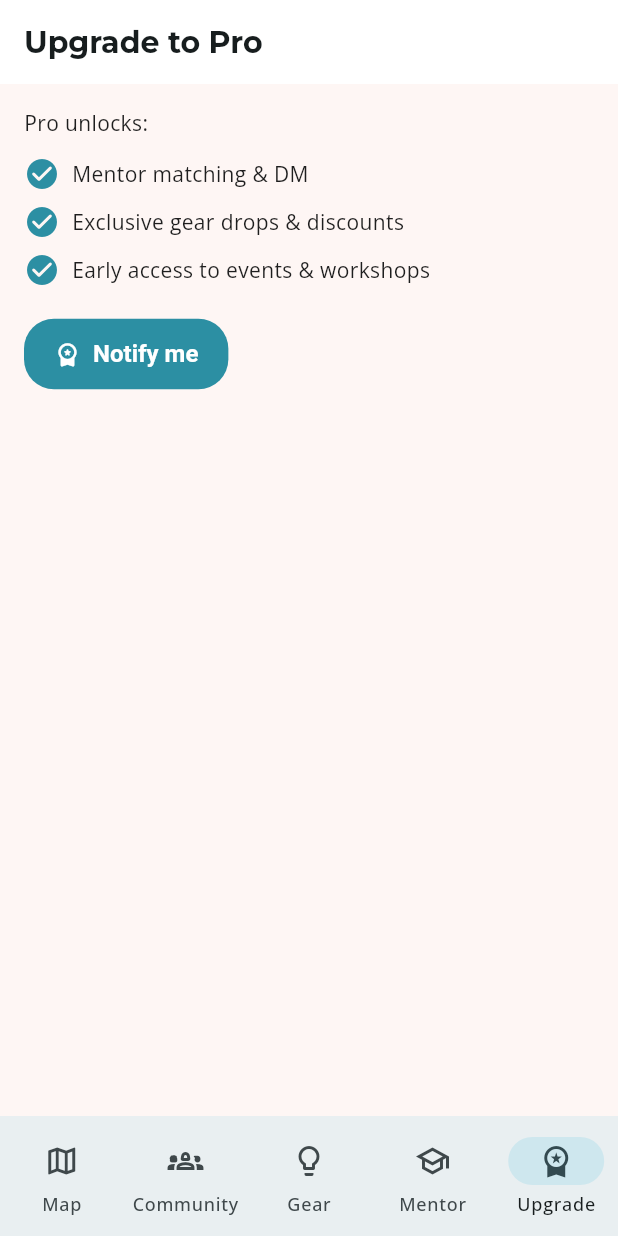
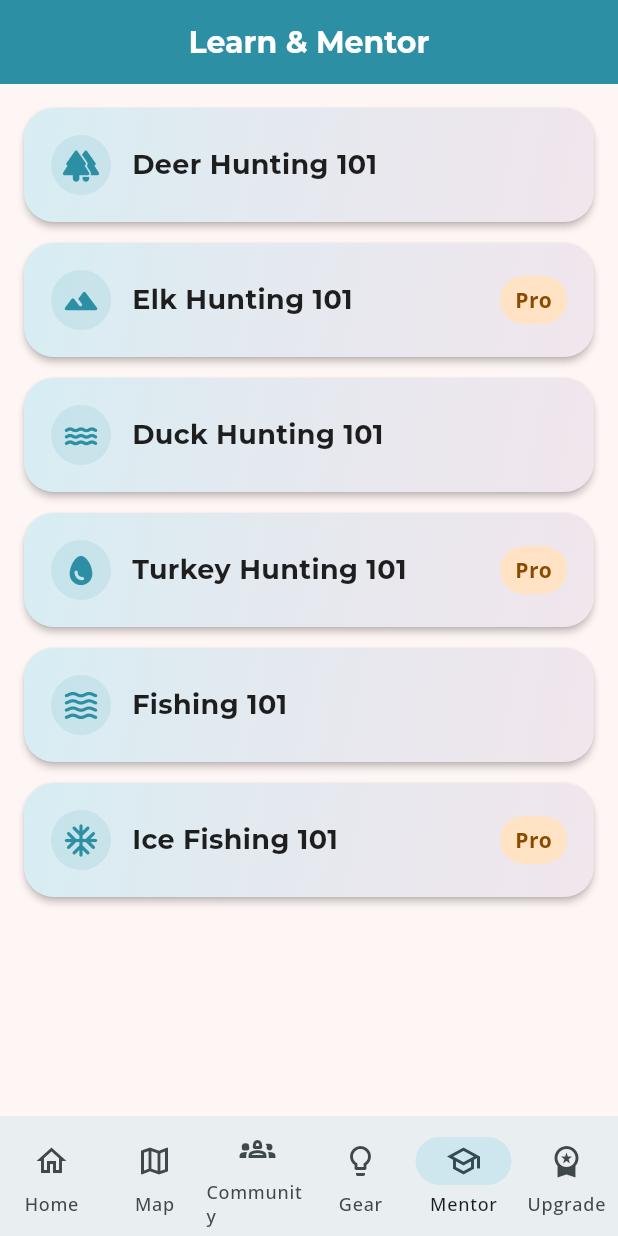
Before and after one commit to jwoodx5/huntndivas, a Flutter app: the screen it shows after launch, item 5 of the bottom bar chosen, on a phone screen of 412 x 824 dp. Run offline on Flutter 3.47's test engine with Material 3 defaults, Android fonts, the phone set to English and light mode, and no system bars; our stand-ins replace flutter_map, go_router, google_fonts, latlong2.

Commit message:
save current main.dart changes

```diff
--- a/lib/main.dart
+++ b/lib/main.dart
@@ -4,26 +4,27 @@ import 'package:flutter/services.dart';
 import 'package:google_fonts/google_fonts.dart';
 import 'package:flutter_web_plugins/url_strategy.dart';
 import 'package:go_router/go_router.dart';
+
+import 'screens/home_screen.dart';
 import 'screens/map_screen.dart';
 import 'screens/communities_screen.dart';
 import 'screens/gear_screen.dart';
-
-
-
+import 'screens/mentor_page.dart';
+import 'screens/learn/deer_101_screen.dart';
 
 /* =====================  BRAND PALETTE (global)  ===================== */
 const kPrimaryTeal = Color(0xFF2C8FA3); // dominant teal (app bar, accents)
-const kLightTeal = Color(0xFF48CAE4);   // supporting teal
+const kLightTeal = Color(0xFF48CAE4); // supporting teal
 const kAccentCoral = Color(0xFFFF6B9A); // pink/coral accent
-const kBlushBg = Color(0xFFFEF6F4);     // soft blush page background
+const kBlushBg = Color(0xFFFEF6F4); // soft blush page background
 const kCardSurface = Colors.white;
 const kBodyText = Color(0xFF1E1E1E);
 
 // Soft tints used below the hero
 const kIconTileTint = Color(0xFFFFE6EE); // pink tint behind feature icons
-const kIconTileFg = Color(0xFF7A3A49);   // icon color on pink tint
+const kIconTileFg = Color(0xFF7A3A49); // icon color on pink tint
 const kUpgradePeach = Color(0xFFB2EBF2); // upgrade card background
-const kCtaMauve = Color(0xFF2C8FA3);     // bottom CTA button color
+const kCtaMauve = Color(0xFF2C8FA3); // bottom CTA button color
 /* ==================================================================== */
 
 void main() {
@@ -114,32 +115,62 @@ final _router = GoRouter(
           selectedIndex: navShell.currentIndex,
           onDestinationSelected: navShell.goBranch,
           destinations: const [
-            NavigationDestination(icon: Icon(Icons.map_outlined),      label: 'Map'),
-            NavigationDestination(icon: Icon(Icons.groups_2_outlined), label: 'Community'),
-            NavigationDestination(icon: Icon(Icons.lightbulb_outline), label: 'Gear'),
-            NavigationDestination(icon: Icon(Icons.school_outlined),   label: 'Mentor'),
-            NavigationDestination(icon: Icon(Icons.workspace_premium), label: 'Upgrade'),
+            NavigationDestination(
+                icon: Icon(Icons.home_outlined), label: 'Home'),
+            NavigationDestination(icon: Icon(Icons.map_outlined), label: 'Map'),
+            NavigationDestination(
+                icon: Icon(Icons.groups_2_outlined), label: 'Community'),
+            NavigationDestination(
+                icon: Icon(Icons.lightbulb_outline), label: 'Gear'),
+            NavigationDestination(
+                icon: Icon(Icons.school_outlined), label: 'Mentor'),
+            NavigationDestination(
+                icon: Icon(Icons.workspace_premium), label: 'Upgrade'),
           ],
         ),
       ),
       branches: [
-        StatefulShellBranch(routes: [
-          GoRoute(path: '/home', builder: (_, __) => const MapScreen()),
-        ]),
-        StatefulShellBranch(routes: [
-          GoRoute(path: '/community', builder: (_, __) => const CommunitiesScreen()),
-
-        ]),
-        StatefulShellBranch(routes: [
-          GoRoute(path: '/gear', builder:  (_, __) => const GearScreen()),
-        ]),
-        StatefulShellBranch(routes: [
-          GoRoute(path: '/gear', builder:  (_, __) => const GearScreen()),
-
-        ]),
-        StatefulShellBranch(routes: [
-          GoRoute(path: '/upgrade', builder:(_, __) => const UpgradePage()),
-        ]),
+        // 0: Home (new first tab)
+        StatefulShellBranch(
+          routes: [
+            GoRoute(path: '/home', builder: (_, __) => const HomeScreen()),
+          ],
+        ),
+        // 1: Map
+        StatefulShellBranch(
+          routes: [
+            GoRoute(path: '/map', builder: (_, __) => const MapScreen()),
+          ],
+        ),
+        // 2: Community
+        StatefulShellBranch(
+          routes: [
+            GoRoute(
+                path: '/community',
+                builder: (_, __) => const CommunitiesScreen()),
+          ],
+        ),
+        // 3: Gear
+        StatefulShellBranch(
+          routes: [
+            GoRoute(path: '/gear', builder: (_, __) => const GearScreen()),
+          ],
+        ),
+        // 4: Mentor
+        StatefulShellBranch(
+          routes: [
+            GoRoute(path: '/mentor', builder: (_, __) => const MentorPage()),
+            GoRoute(
+                path: '/learn/deer101',
+                builder: (_, __) => const Deer101Screen()),
+          ],
+        ),
+        // 5: Upgrade
+        StatefulShellBranch(
+          routes: [
+            GoRoute(path: '/upgrade', builder: (_, __) => const UpgradePage()),
+          ],
+        ),
       ],
     ),
   ],
@@ -355,8 +386,8 @@ class UpgradePage extends StatelessWidget {
                   context: context,
                   builder: (_) => const AlertDialog(
                     title: Text('Coming soon'),
-                    content:
-                        Text('In-app purchase will be enabled in a later build.'),
+                    content: Text(
+                        'In-app purchase will be enabled in a later build.'),
                   ),
                 );
               },
--- /dev/null
+++ b/lib/screens/mentor_page.dart
@@ -0,0 +1,117 @@
+import 'package:flutter/material.dart';
+import 'package:google_fonts/google_fonts.dart';
+import 'package:go_router/go_router.dart';
+
+class MentorPage extends StatelessWidget {
+  const MentorPage({super.key});
+
+  @override
+  Widget build(BuildContext context) {
+    final cs = Theme.of(context).colorScheme;
+
+    final topics = [
+      {'title': 'Deer Hunting 101', 'pro': false, 'icon': Icons.forest_rounded},
+      {'title': 'Elk Hunting 101', 'pro': true, 'icon': Icons.terrain_rounded},
+      {'title': 'Duck Hunting 101', 'pro': false, 'icon': Icons.water_rounded},
+      {'title': 'Turkey Hunting 101', 'pro': true, 'icon': Icons.egg_rounded},
+      {'title': 'Fishing 101', 'pro': false, 'icon': Icons.waves_rounded},
+      {'title': 'Ice Fishing 101', 'pro': true, 'icon': Icons.ac_unit_rounded},
+    ];
+
+    return Scaffold(
+      backgroundColor: cs.background,
+      appBar: AppBar(
+        title: const Text("Learn & Mentor"),
+        centerTitle: true,
+        backgroundColor: cs.primary,
+        foregroundColor: Colors.white,
+      ),
+      body: ListView.builder(
+        padding: const EdgeInsets.all(16),
+        itemCount: topics.length,
+        itemBuilder: (context, index) {
+          final t = topics[index];
+          return Card(
+            shape:
+                RoundedRectangleBorder(borderRadius: BorderRadius.circular(20)),
+            margin: const EdgeInsets.only(bottom: 14),
+            elevation: 2,
+            child: InkWell(
+              borderRadius: BorderRadius.circular(20),
+              onTap: () {
+                final title = t['title'] as String;
+                final isPro = (t['pro'] == true);
+
+                if (title == 'Deer Hunting 101') {
+                  // Free example: open lesson screen
+                  context.push('/learn/deer101');
+                  return;
+                }
+                // Everything else stays a placeholder (or gated)
+                showDialog(
+                  context: context,
+                  builder: (_) => AlertDialog(
+                    title: Text(title),
+                    content: Text(
+                      isPro
+                          ? 'Pro exclusive content. Unlock with HuntNDivas Pro.'
+                          : 'Tutorial coming soon — step-by-step basics for $title!',
+                    ),
+                  ),
+                );
+              },
+              child: Container(
+                padding: const EdgeInsets.all(18),
+                decoration: BoxDecoration(
+                  gradient: LinearGradient(
+                    colors: [
+                      cs.tertiary.withOpacity(0.15),
+                      cs.secondary.withOpacity(0.10)
+                    ],
+                    begin: Alignment.topLeft,
+                    end: Alignment.bottomRight,
+                  ),
+                  borderRadius: BorderRadius.circular(20),
+                ),
+                child: Row(
+                  children: [
+                    CircleAvatar(
+                      backgroundColor: cs.primary.withOpacity(0.1),
+                      child: Icon(t['icon'] as IconData,
+                          color: cs.primary, size: 26),
+                    ),
+                    const SizedBox(width: 14),
+                    Expanded(
+                      child: Text(
+                        t['title'] as String,
+                        style: GoogleFonts.montserrat(
+                          fontWeight: FontWeight.w700,
+                          fontSize: 18,
+                        ),
+                      ),
+                    ),
+                    if (t['pro'] == true)
+                      Container(
+                        padding: const EdgeInsets.symmetric(
+                            horizontal: 10, vertical: 6),
+                        decoration: BoxDecoration(
+                          color: const Color(0xFFFFE3C4),
+                          borderRadius: BorderRadius.circular(999),
+                        ),
+                        child: const Text(
+                          "Pro",
+                          style: TextStyle(
+                              color: Color(0xFF8A4B00),
+                              fontWeight: FontWeight.w700),
+                        ),
+                      ),
+                  ],
+                ),
+              ),
+            ),
+          );
+        },
+      ),
+    );
+  }
+}
```
Also changed, not shown: lib/screens/home_screen.dart (added, +205 -0 lines), lib/screens/learn/deer_101_screen.dart (added, +154 -0 lines).
